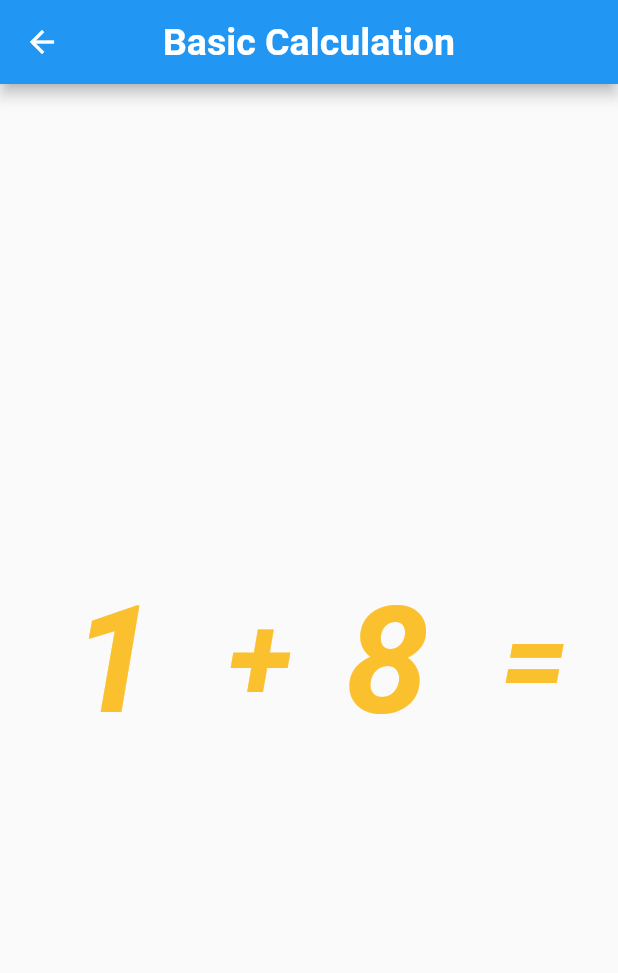
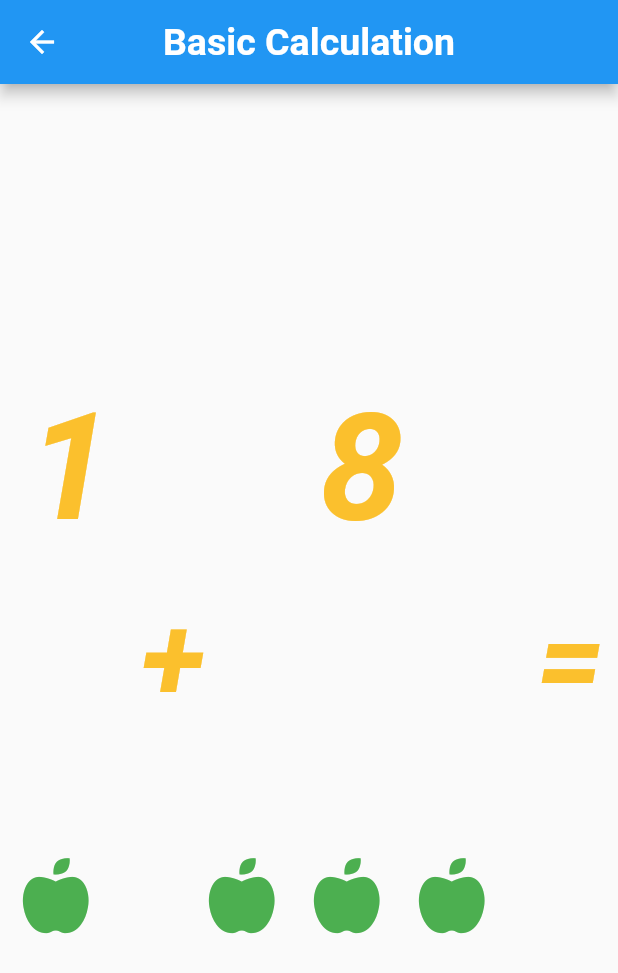
Before and after one commit to sadikul1500/Flutter_Desktop_Application, a Flutter app: the Addition screen opened directly, on a phone screen of 412 x 824 dp. Shown: the top 973 px of the screen. Run offline on Flutter 3.47's test engine with Material 2 defaults, Android fonts, the phone set to English and light mode, and no system bars; our stand-ins replace assets_audio_player, carousel_slider, confetti, file_picker, font_awesome_flutter, hive and 3 more; missing offline and left inert: firedart, flutter_animated_dialog, libwinmedia; accounts and stored records are empty.

Commit message:
adding addition

```diff
--- a/lib/Home/home.dart
+++ b/lib/Home/home.dart
@@ -53,7 +53,7 @@ class _HomeState extends State<Home> {
                       // With MaterialPageRoute, you can pass data between pages,
                       // but if you have a more complex app, you will quickly get lost.
                       Navigator.of(context)
-                          .pushNamed('/numeracy')
+                          .pushNamed('/addition')
                           .then((value) => setState(() {}));
                     },
                     child: const Text(
--- a/lib/Lessons/Maths/addition.dart
+++ b/lib/Lessons/Maths/addition.dart
@@ -1,6 +1,8 @@
 import 'dart:math';
 
 import 'package:flutter/material.dart';
+import 'package:font_awesome_flutter/font_awesome_flutter.dart';
+//import 'package:flutter_icons/flutter_icons.dart';
 
 class Addition extends StatefulWidget {
   //const Addition({ Key? key }) : super(key: key);
@@ -13,9 +15,19 @@ class _AdditionState extends State<Addition> {
   Random random = Random();
   int upper_limit = 10;
   String sign = '+';
+  List<int> temp = [0, 0];
+  List<int> options = [0, 0, 0];
 
-  late int first_number = random.nextInt(upper_limit) + 1;
-  late int second_number = random.nextInt(upper_limit) + 1;
+  int first_number = 1;
+  int second_number = 1;
+
+  @override
+  void initState() {
+    super.initState();
+    first_number = random.nextInt(upper_limit) + 1;
+    second_number = random.nextInt(upper_limit) + 1;
+  }
+
   @override
   Widget build(BuildContext context) {
     return Scaffold(
@@ -41,7 +53,15 @@ class _AdditionState extends State<Addition> {
                         fontWeight: FontWeight.w700,
                         color: Colors.yellow[700],
                       )),
-                ]))
+                ])),
+                Column(
+                    mainAxisAlignment: MainAxisAlignment.spaceEvenly,
+                    children: [
+                      for (int i = 0; i < (first_number / 3).ceil(); i++)
+                        Row(
+                            mainAxisAlignment: MainAxisAlignment.spaceEvenly,
+                            children: [..._getIcons(first_number, 0)]),
+                    ]),
               ]),
           //
           //
@@ -70,7 +90,15 @@ class _AdditionState extends State<Addition> {
                         fontWeight: FontWeight.w700,
                         color: Colors.yellow[700],
                       )),
-                ]))
+                ])),
+                Column(
+                    mainAxisAlignment: MainAxisAlignment.spaceEvenly,
+                    children: [
+                      for (int i = 0; i < (first_number / 3).ceil(); i++)
+                        Row(
+                            mainAxisAlignment: MainAxisAlignment.spaceEvenly,
+                            children: [..._getIcons(second_number, 1)]),
+                    ]),
               ]),
           SizedBox(
             width: 30,
@@ -85,8 +113,43 @@ class _AdditionState extends State<Addition> {
                   )),
             ])),
           ),
+          Column(
+            children: <Widget>[
+              ..._getIcons(2,1),
+            ],
+          )
         ],
       ),
     );
   }
+
+  List<Widget> _getIcons(int number, int index) {
+    List<Widget> friendsTextFields = [];
+    int x = 0;
+    if (temp[index] + 3 <= number) {
+      x = 3;
+      temp[index] += 3;
+      //print(temp);
+    } else {
+      x = number - temp[index];
+      temp[index] += x;
+      //print(temp);
+    }
+    for (int i = 0; i < x; i++) {
+      friendsTextFields.add(Padding(
+        padding: const EdgeInsets.symmetric(vertical: 5.0),
+        child: Row(
+          children: const [
+            Icon(
+              FontAwesomeIcons.appleAlt,
+              color: Colors.green,
+              size: 50,
+            ),
+            SizedBox(width: 20),
+          ],
+        ),
+      ));
+    }
+    return friendsTextFields;
+  }
 }
--- a/lib/main.dart
+++ b/lib/main.dart
@@ -4,6 +4,7 @@ import 'package:flutter/material.dart';
 import 'package:hive_flutter/hive_flutter.dart';
 //import 'package:just_audio/just_audio.dart';
 import 'package:kids_learning_tool/Home/home.dart';
+import 'package:kids_learning_tool/Lessons/Maths/addition.dart';
 import 'package:kids_learning_tool/Lessons/Maths/numeracy.dart';
 import 'package:kids_learning_tool/Lessons/Nouns/noun.dart';
 import 'package:kids_learning_tool/Lessons/Nouns/noun_form.dart';
@@ -39,6 +40,7 @@ Future<void> main() async {
       '/matching': (context) => Matching(),
       '/drag': (context) => DragForm(), //MyApp(), //DragForm(),
       '/numeracy': (context) => Number(),
+      '/addition': (context) => Addition(),
     },
   ));
 }
--- a/pubspec.yaml
+++ b/pubspec.yaml
@@ -47,6 +47,7 @@ dependencies:
   firedart: ^0.9.0+1
   hive: ^2.0.5
   hive_flutter: ^1.1.0
+  flutter_icons: ^1.1.0
 
 
 
```
Also changed, not shown: pubspec.lock.
